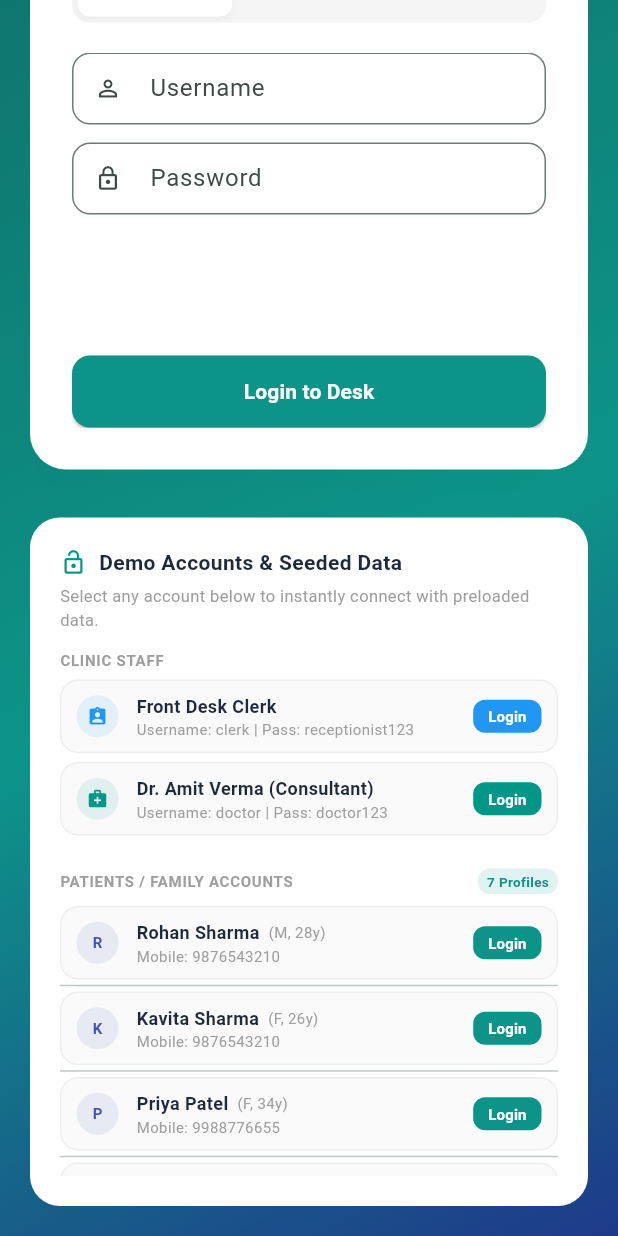
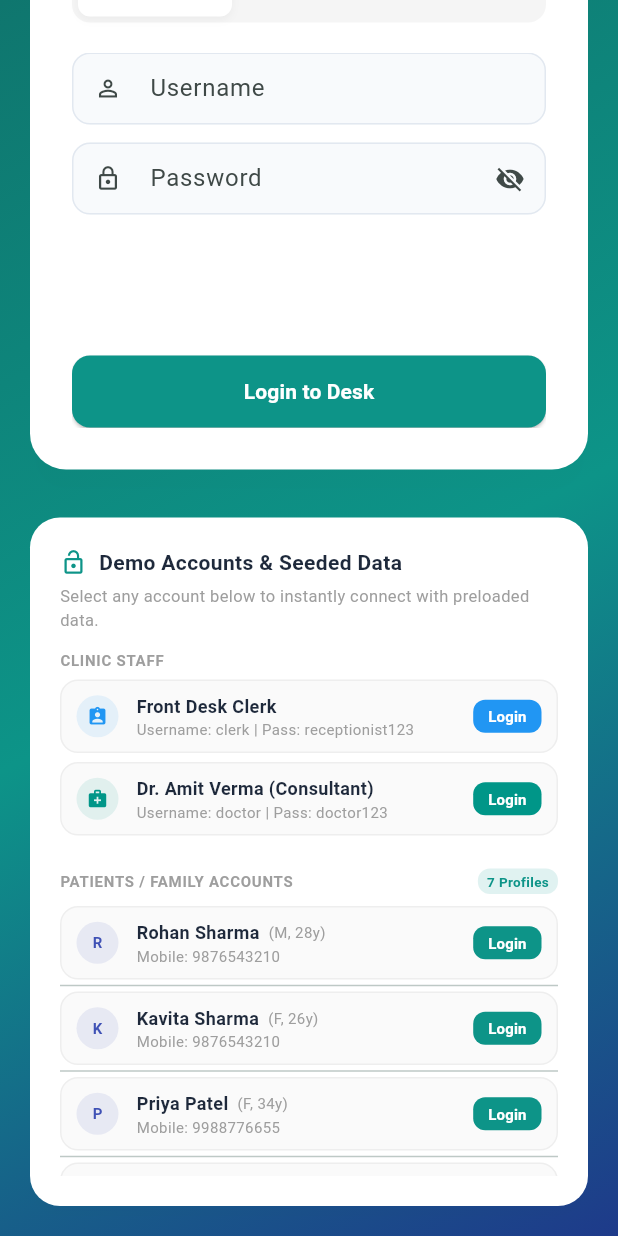
Before and after one commit to RitikaMalve/appointment_booking, a Flutter app: the screen it shows after launch, scrolled down 207 dp, on a phone screen of 412 x 824 dp. Run offline on Flutter 3.47's test engine with Material 3 defaults, Android fonts, the phone set to English and light mode, and no system bars; our stand-ins replace shared_preferences; Roboto replaces fonts that are missing (Outfit).

Commit message:
feat: use grey borders for text fields and add password visibility toggle option

```diff
--- a/lib/main.dart
+++ b/lib/main.dart
@@ -46,6 +46,26 @@ class ClinicApp extends StatelessWidget {
           ),
         ),
         fontFamily: 'Outfit', // A modern clean typeface resembling the mockup font
+        inputDecorationTheme: InputDecorationTheme(
+          filled: true,
+          fillColor: const Color(0xFFF8FAFC),
+          border: OutlineInputBorder(
+            borderRadius: BorderRadius.circular(12),
+            borderSide: const BorderSide(color: Color(0xFFE2E8F0)),
+          ),
+          enabledBorder: OutlineInputBorder(
+            borderRadius: BorderRadius.circular(12),
+            borderSide: const BorderSide(color: Color(0xFFE2E8F0)),
+          ),
+          focusedBorder: OutlineInputBorder(
+            borderRadius: BorderRadius.circular(12),
+            borderSide: const BorderSide(color: Color(0xFF0D9488), width: 1.5),
+          ),
+          errorBorder: OutlineInputBorder(
+            borderRadius: BorderRadius.circular(12),
+            borderSide: const BorderSide(color: Colors.redAccent),
+          ),
+        ),
       ),
       home: const ClinicMainDashboard(),
     );
@@ -554,6 +574,9 @@ class _ClinicLoginScreenState extends State<ClinicLoginScreen> with SingleTicker
   String? _recepError;
   String? _docError;
   String? _patientError;
+
+  bool _obscureClerkPassword = true;
+  bool _obscureDoctorPassword = true;
 
   @override
   void initState() {
@@ -1075,11 +1098,10 @@ class _ClinicLoginScreenState extends State<ClinicLoginScreen> with SingleTicker
         children: [
           TextFormField(
             controller: _recepUserCtrl,
-            decoration: InputDecoration(
+            decoration: const InputDecoration(
               labelText: 'Username',
               hintText: 'clerk',
-              prefixIcon: const Icon(Icons.person_outline),
-              border: OutlineInputBorder(borderRadius: BorderRadius.circular(12)),
+              prefixIcon: Icon(Icons.person_outline),
               isDense: true,
             ),
             validator: (v) => v == null || v.isEmpty ? 'Username required' : null,
@@ -1087,13 +1109,16 @@ class _ClinicLoginScreenState extends State<ClinicLoginScreen> with SingleTicker
           const SizedBox(height: 12),
           TextFormField(
             controller: _recepPassCtrl,
-            obscureText: true,
+            obscureText: _obscureClerkPassword,
             decoration: InputDecoration(
               labelText: 'Password',
               hintText: 'receptionist123',
               prefixIcon: const Icon(Icons.lock_outline),
-              border: OutlineInputBorder(borderRadius: BorderRadius.circular(12)),
               isDense: true,
+              suffixIcon: IconButton(
+                icon: Icon(_obscureClerkPassword ? Icons.visibility_off : Icons.visibility, size: 20),
+                onPressed: () => setState(() => _obscureClerkPassword = !_obscureClerkPassword),
+              ),
             ),
             validator: (v) => v == null || v.isEmpty ? 'Password required' : null,
           ),
@@ -1127,11 +1152,10 @@ class _ClinicLoginScreenState extends State<ClinicLoginScreen> with SingleTicker
         children: [
           TextFormField(
             controller: _docUserCtrl,
-            decoration: InputDecoration(
+            decoration: const InputDecoration(
               labelText: 'Username',
               hintText: 'doctor',
-              prefixIcon: const Icon(Icons.person_outline),
-              border: OutlineInputBorder(borderRadius: BorderRadius.circular(12)),
+              prefixIcon: Icon(Icons.person_outline),
               isDense: true,
             ),
             validator: (v) => v == null || v.isEmpty ? 'Username required' : null,
@@ -1139,13 +1163,16 @@ class _ClinicLoginScreenState extends State<ClinicLoginScreen> with SingleTicker
           const SizedBox(height: 12),
           TextFormField(
             controller: _docPassCtrl,
-            obscureText: true,
+            obscureText: _obscureDoctorPassword,
             decoration: InputDecoration(
               labelText: 'Password',
               hintText: 'doctor123',
               prefixIcon: const Icon(Icons.lock_outline),
-              border: OutlineInputBorder(borderRadius: BorderRadius.circular(12)),
               isDense: true,
+              suffixIcon: IconButton(
+                icon: Icon(_obscureDoctorPassword ? Icons.visibility_off : Icons.visibility, size: 20),
+                onPressed: () => setState(() => _obscureDoctorPassword = !_obscureDoctorPassword),
+              ),
             ),
             validator: (v) => v == null || v.isEmpty ? 'Password required' : null,
           ),
@@ -1181,11 +1208,10 @@ class _ClinicLoginScreenState extends State<ClinicLoginScreen> with SingleTicker
           TextFormField(
             controller: _patientPhoneCtrl,
             keyboardType: TextInputType.phone,
-            decoration: InputDecoration(
+            decoration: const InputDecoration(
               labelText: 'Registered Mobile Number',
               hintText: 'e.g. 9876543210',
-              prefixIcon: const Icon(Icons.phone_outlined),
-              border: OutlineInputBorder(borderRadius: BorderRadius.circular(12)),
+              prefixIcon: Icon(Icons.phone_outlined),
             ),
             validator: (v) {
               if (v == null || v.isEmpty) return 'Mobile number required';
```
Also changed, not shown: 1 other file.
